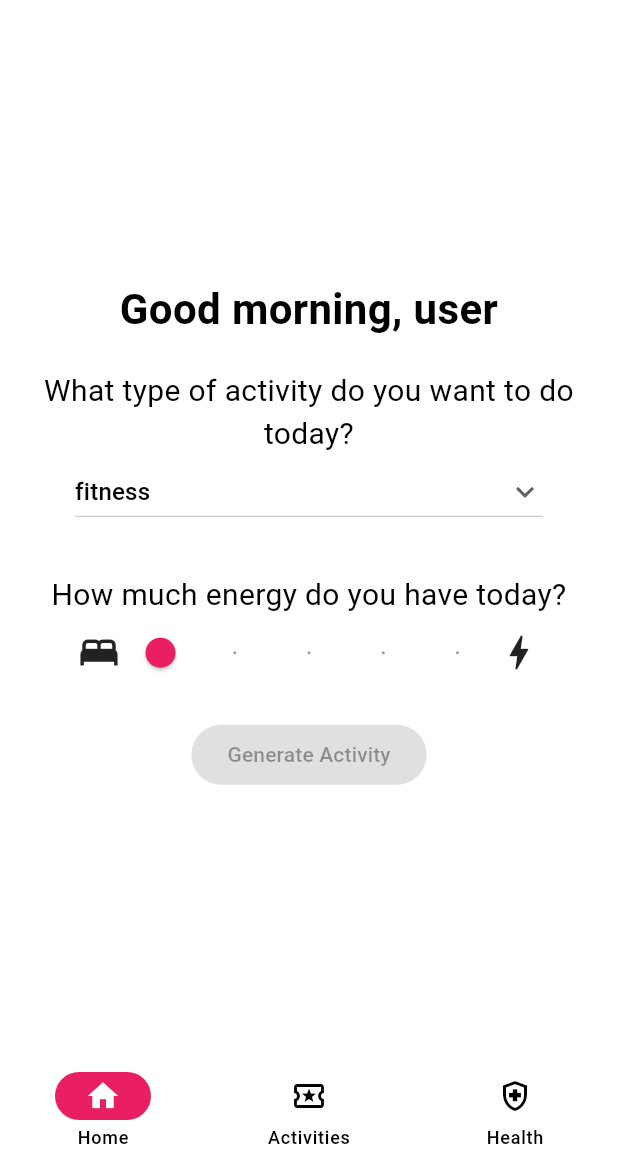
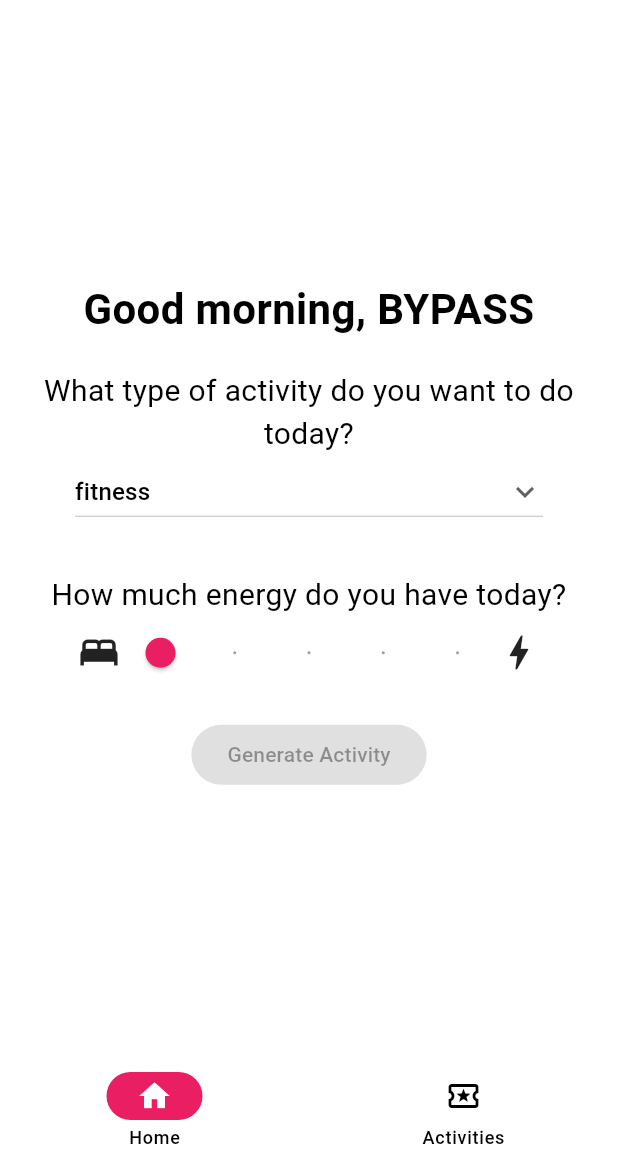
Before and after one commit to ptruong0/mindful-state, a Flutter app: the HomePage screen opened directly, on a phone screen of 412 x 824 dp, the part 65-1236 px from its top. Run offline on Flutter 3.47's test engine with Material 2 defaults, Android fonts, the phone set to English and light mode, and no system bars; drawn by our look-alikes of dynamic_color; our stand-ins replace csv, firebase_auth, firebase_core, flutter_dotenv, flutter_screenutil, geolocator and 6 more; accounts and stored records are empty.

Commit message:
name personalization and intro changes
NEW:
* Bypass button added
* If bypass is selected, username will be presented as BYPASS
* If user signs in with google, google name will show
* Introduction Screen will only show up on first launch

```diff
--- a/lib/home_page.dart
+++ b/lib/home_page.dart
@@ -23,7 +23,6 @@ class HomePage extends StatefulWidget {
 
 List<Map<String, dynamic>> myData = [];
 
-
 // Define the state of the HomePage
 class _HomePageState extends State<HomePage> {
   Position? position;
@@ -47,7 +46,7 @@ class _HomePageState extends State<HomePage> {
       setState(() {
         weather =
             WeatherService.getCurrentWeather(pos!.latitude, pos.longitude);
-            print(weather);
+        print(weather);
       });
     });
     _refreshData();
@@ -83,11 +82,7 @@ class _HomePageState extends State<HomePage> {
   // Build the HomePage widget
   @override
   Widget build(BuildContext context) {
-    // temporary placeholder for user name
-    String userName = 'user';
-    if (widget.user != null && widget.user!.displayName != null) {
-      userName = widget.user!.displayName!;
-    }
+    String userName = widget.user?.displayName ?? 'BYPASS';
     // Return a Scaffold widget
     return Scaffold(
       key: _scaffoldKey, // Use the scaffold key to identify the scaffold
@@ -149,20 +144,24 @@ class _HomePageState extends State<HomePage> {
             ),
             label: 'Activities',
           ),
-          NavigationDestination(
-            selectedIcon: Icon(
-              Icons.health_and_safety,
-            ),
-            icon: Icon(
-              Icons.health_and_safety_outlined,
-            ),
-            label: 'Health',
-          ),
+          // NavigationDestination(
+          //   selectedIcon: Icon(
+          //     Icons.health_and_safety,
+          //   ),
+          //   icon: Icon(
+          //     Icons.health_and_safety_outlined,
+          //   ),
+          //   label: 'Health',
+          // ),
         ],
       ),
       // Define the body of the scaffold based on the selected page index
       body: <Widget>[
-        HomeTab(weather: weather, activityData: myData, toActivitiesTab: toActivitiesTab),
+        HomeTab(
+            weather: weather,
+            activityData: myData,
+            toActivitiesTab: toActivitiesTab,
+            userName: userName),
         ActivitiesTab(activities: activities),
         Container(
           // TODO: finish contents for third page
--- a/lib/home_tab.dart
+++ b/lib/home_tab.dart
@@ -5,16 +5,18 @@ import 'package:weather/weather.dart';
 import 'services/activity.dart';
 
 class HomeTab extends StatefulWidget {
-  const HomeTab(
-      {required this.weather,
-      required this.activityData,
-      required this.toActivitiesTab,
-      Key? key})
-      : super(key: key);
+  const HomeTab({
+    required this.weather,
+    required this.activityData,
+    required this.toActivitiesTab,
+    required this.userName, // added this line
+    Key? key,
+  }) : super(key: key);
 
   final Future<Weather>? weather;
   final List<Map<String, dynamic>> activityData;
   final Function toActivitiesTab;
+  final String userName;
 
   @override
   _HomeTabState createState() => _HomeTabState();
@@ -89,10 +91,11 @@ class _HomeTabState extends State<HomeTab> {
         children: <Widget>[
           // greeting text
           Text(
-            '$greeting, user',
+            '$greeting, ${widget.userName}',
             style: const TextStyle(fontSize: 28, fontWeight: FontWeight.bold),
             textAlign: TextAlign.center,
           ),
+
           const SizedBox(height: 20), // add some spacing
           const Text(
             'What type of activity do you want to do today?',
--- a/lib/login_page.dart
+++ b/lib/login_page.dart
@@ -76,7 +76,7 @@ class LoginPage extends StatelessWidget {
             // TODO: implement Auth with Firebase
             SignInButton(
               Buttons.google,
-              text: "Sign up with Google",
+              text: "BYPASS SIGN IN",
               onPressed: () {
                 Navigator.of(context).push(
                   MaterialPageRoute(
--- a/lib/main.dart
+++ b/lib/main.dart
@@ -8,6 +8,7 @@
 import 'package:flutter_dotenv/flutter_dotenv.dart';
 
 import 'login_page.dart';
+import 'package:shared_preferences/shared_preferences.dart';
 
 void main() async {
   await dotenv.load(fileName: '.env');
@@ -18,13 +19,37 @@
   runApp(const MindfulState());
 }
 
-class MindfulState extends StatelessWidget {
+class MindfulState extends StatefulWidget {
   const MindfulState({Key? key}) : super(key: key);
 
-  static final _defaultLightColorScheme =
-      ColorScheme.fromSwatch(primarySwatch: Colors.pink);
-  static final _defaultDarkColorScheme = ColorScheme.fromSwatch(
-      primarySwatch: Colors.pink, brightness: Brightness.dark);
+  @override
+  _MindfulStateState createState() => _MindfulStateState();
+}
+
+class _MindfulStateState extends State<MindfulState> {
+  bool _showIntro = true;
+
+  @override
+  void initState() {
+    super.initState();
+    _checkShowIntro();
+  }
+
+  Future<void> _checkShowIntro() async {
+    SharedPreferences prefs = await SharedPreferences.getInstance();
+    bool showIntro = prefs.getBool('showIntro') ?? true;
+    setState(() {
+      _showIntro = showIntro;
+    });
+  }
+
+  Future<void> _setShowIntro(bool value) async {
+    SharedPreferences prefs = await SharedPreferences.getInstance();
+    prefs.setBool('showIntro', value);
+    setState(() {
+      _showIntro = value;
+    });
+  }
 
   @override
   Widget build(BuildContext context) {
@@ -33,18 +58,24 @@
         lightColorScheme,
         darkColorScheme,
       ) {
+        final defaultLightColorScheme =
+            ColorScheme.fromSwatch(primarySwatch: Colors.pink);
+        final defaultDarkColorScheme = ColorScheme.fromSwatch(
+            primarySwatch: Colors.pink, brightness: Brightness.dark);
         return MaterialApp(
           debugShowCheckedModeBanner: false,
           theme: ThemeData(
-            colorScheme: lightColorScheme ?? _defaultLightColorScheme,
+            colorScheme: lightColorScheme ?? defaultLightColorScheme,
             useMaterial3: true,
           ),
           darkTheme: ThemeData(
-            colorScheme: darkColorScheme ?? _defaultDarkColorScheme,
+            colorScheme: darkColorScheme ?? defaultDarkColorScheme,
             useMaterial3: true,
           ),
           themeMode: ThemeMode.light,
-          home: IntroductionPage(),
+          home: _showIntro
+              ? IntroductionPage(onIntroEnd: () => _setShowIntro(false))
+              : const LoginPage(),
         );
       },
     );
@@ -52,11 +83,14 @@
 }
 
 class IntroductionPage extends StatelessWidget {
-  IntroductionPage({Key? key}) : super(key: key);
+  final VoidCallback onIntroEnd;
+
+  IntroductionPage({Key? key, required this.onIntroEnd}) : super(key: key);
 
   final introKey = GlobalKey<IntroductionScreenState>();
 
   void _onIntroEnd(BuildContext context) {
+    onIntroEnd();
     Navigator.of(context)
         .push(MaterialPageRoute(builder: (_) => const LoginPage()));
   }
--- a/pubspec.yaml
+++ b/pubspec.yaml
@@ -48,6 +48,7 @@ dependencies:
   firebase_auth: ^4.2.9
   firebase_core: ^2.7.0
   csv: ^5.0.1
+  shared_preferences: ^2.0.18
 
 dev_dependencies:
   flutter_test:
```
Also changed, not shown: pubspec.lock, 1 other file.
